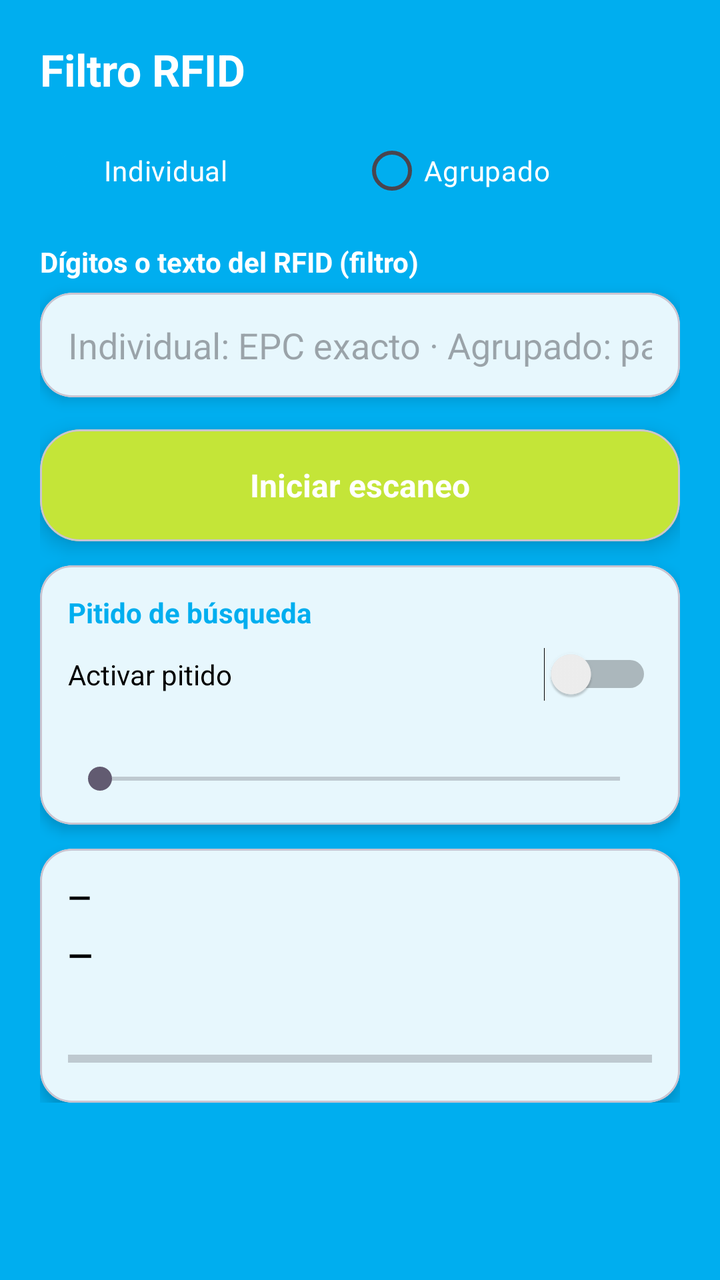
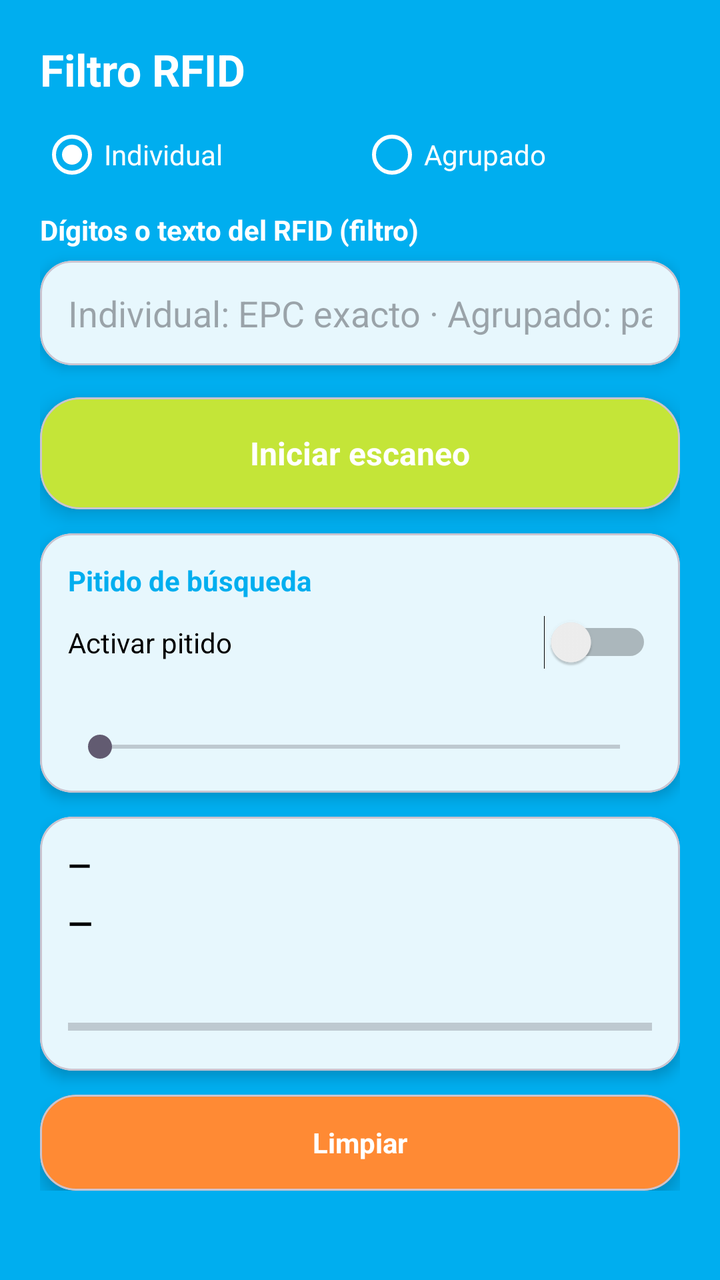

The first picture is an Android layout as it rendered before a commit; the second is the same layout after the commit. The layout source and the unified diff follow.
<!-- AndroidManifest.xml: activity theme Theme.AppRFID.Module -->
<!-- res/layout/activity_filter_scan.xml -->
<?xml version="1.0" encoding="utf-8"?>
<LinearLayout xmlns:android="http://schemas.android.com/apk/res/android"
    xmlns:app="http://schemas.android.com/apk/res-auto"
    android:layout_width="match_parent"
    android:layout_height="match_parent"
    android:background="@color/menu_background_blue"
    android:orientation="vertical"
    android:paddingStart="20dp"
    android:paddingEnd="20dp"
    android:paddingTop="20dp"
    android:paddingBottom="8dp">

    <androidx.core.widget.NestedScrollView
        android:layout_width="match_parent"
        android:layout_height="wrap_content"
        android:fillViewport="false">

        <LinearLayout
            android:layout_width="match_parent"
            android:layout_height="wrap_content"
            android:orientation="vertical">

            <TextView
                android:layout_width="match_parent"
                android:layout_height="wrap_content"
                android:text="@string/filter_scan_title"
                android:textColor="@color/menu_text_on_colored"
                android:textSize="22sp"
                android:textStyle="bold" />

            <RadioGroup
                android:id="@+id/radioFilterMode"
                android:layout_width="match_parent"
                android:layout_height="wrap_content"
                android:layout_marginTop="12dp"
                android:orientation="horizontal">

                <RadioButton
                    android:id="@+id/radioIndividual"
                    android:layout_width="0dp"
                    android:layout_height="wrap_content"
                    android:layout_weight="1"
                    android:buttonTint="@color/menu_text_on_colored"
                    android:checked="true"
                    android:text="@string/filter_mode_individual"
                    android:textColor="@color/menu_text_on_colored" />

                <RadioButton
                    android:id="@+id/radioGrouped"
                    android:layout_width="0dp"
                    android:layout_height="wrap_content"
                    android:layout_weight="1"
                    android:buttonTint="@color/menu_text_on_colored"
                    android:text="@string/filter_mode_grouped"
                    android:textColor="@color/menu_text_on_colored" />
            </RadioGroup>

            <TextView
                android:layout_width="wrap_content"
                android:layout_height="wrap_content"
                android:layout_marginTop="12dp"
                android:text="@string/filter_digits_hint"
                android:textColor="@color/menu_text_on_colored"
                android:textStyle="bold" />

            <com.google.android.material.card.MaterialCardView
                android:layout_width="match_parent"
                android:layout_height="wrap_content"
                android:layout_marginTop="6dp"
                app:cardBackgroundColor="@color/menu_card_white"
                app:cardCornerRadius="16dp"
                app:cardElevation="4dp">

                <EditText
                    android:id="@+id/etFilterDigits"
                    android:layout_width="match_parent"
                    android:layout_height="wrap_content"
                    android:background="@android:color/transparent"
                    android:hint="@string/filter_digits_field_hint"
                    android:inputType="textCapCharacters"
                    android:padding="14dp"
                    android:textColor="@color/black" />
            </com.google.android.material.card.MaterialCardView>

            <com.google.android.material.card.MaterialCardView
                android:id="@+id/cardToggleScan"
                android:layout_width="match_parent"
                android:layout_height="wrap_content"
                android:layout_marginTop="16dp"
                android:clickable="true"
                android:focusable="true"
                app:cardBackgroundColor="@color/menu_card_lime"
                app:cardCornerRadius="20dp"
                app:cardElevation="6dp"
                app:rippleColor="#33FFFFFF">

                <TextView
                    android:id="@+id/tvToggleScan"
                    android:layout_width="match_parent"
                    android:layout_height="wrap_content"
                    android:gravity="center"
                    android:minHeight="56dp"
                    android:text="@string/filter_start_scan"
                    android:textColor="@color/menu_text_on_colored"
                    android:textSize="16sp"
                    android:textStyle="bold" />
            </com.google.android.material.card.MaterialCardView>

            <LinearLayout
                android:id="@+id/panelIndividual"
                android:layout_width="match_parent"
                android:layout_height="wrap_content"
                android:orientation="vertical"
                android:visibility="visible">

                <com.google.android.material.card.MaterialCardView
                    android:layout_width="match_parent"
                    android:layout_height="wrap_content"
                    android:layout_marginTop="12dp"
                    app:cardBackgroundColor="@color/menu_card_white"
                    app:cardCornerRadius="16dp"
                    app:cardElevation="4dp">

                    <LinearLayout
                        android:layout_width="match_parent"
                        android:layout_height="wrap_content"
                        android:orientation="vertical"
                        android:padding="14dp">

                        <TextView
                            android:layout_width="match_parent"
                            android:layout_height="wrap_content"
                            android:text="@string/filter_beep_section"
                            android:textColor="@color/menu_brand_blue"
                            android:textStyle="bold" />

                        <LinearLayout
                            android:layout_width="match_parent"
                            android:layout_height="wrap_content"
                            android:layout_marginTop="8dp"
                            android:gravity="center_vertical"
                            android:orientation="horizontal">

                            <TextView
                                android:layout_width="0dp"
                                android:layout_height="wrap_content"
                                android:layout_weight="1"
                                android:text="@string/filter_beep_enable"
                                android:textColor="@color/black" />

                            <Switch
                                android:id="@+id/switchFilterBeep"
                                android:layout_width="wrap_content"
                                android:layout_height="wrap_content" />
                        </LinearLayout>

                        <TextView
                            android:id="@+id/tvFilterBeepVolumeLabel"
                            android:layout_width="match_parent"
                            android:layout_height="wrap_content"
                            android:layout_marginTop="8dp"
                            android:textColor="@color/black"
                            android:textSize="13sp" />

                        <SeekBar
                            android:id="@+id/seekFilterBeepVolume"
                            android:layout_width="match_parent"
                            android:layout_height="wrap_content"
                            android:layout_marginTop="4dp" />
                    </LinearLayout>
                </com.google.android.material.card.MaterialCardView>

                <com.google.android.material.card.MaterialCardView
                    android:layout_width="match_parent"
                    android:layout_height="wrap_content"
                    android:layout_marginTop="12dp"
                    app:cardBackgroundColor="@color/menu_card_white"
                    app:cardCornerRadius="16dp"
                    app:cardElevation="4dp">

                    <LinearLayout
                        android:layout_width="match_parent"
                        android:layout_height="wrap_content"
                        android:orientation="vertical"
                        android:padding="14dp">

                        <TextView
                            android:id="@+id/tvIndEpc"
                            android:layout_width="match_parent"
                            android:layout_height="wrap_content"
                            android:text="—"
                            android:textColor="@color/black"
                            android:textSize="15sp"
                            android:textStyle="bold" />

                        <TextView
                            android:id="@+id/tvIndRssi"
                            android:layout_width="match_parent"
                            android:layout_height="wrap_content"
                            android:layout_marginTop="8dp"
                            android:text="—"
                            android:textColor="@color/black"
                            android:textSize="16sp"
                            android:textStyle="bold" />

                        <TextView
                            android:id="@+id/tvIndProximity"
                            android:layout_width="match_parent"
                            android:layout_height="wrap_content"
                            android:layout_marginTop="8dp"
                            android:textColor="@color/black"
                            android:textStyle="bold" />

                        <ProgressBar
                            android:id="@+id/progressIndProximity"
                            style="?android:attr/progressBarStyleHorizontal"
                            android:layout_width="match_parent"
                            android:layout_height="wrap_content"
                            android:layout_marginTop="6dp"
                            android:max="100"
                            android:progressTint="@color/menu_card_yellow" />
                    </LinearLayout>
                </com.google.android.material.card.MaterialCardView>
            </LinearLayout>

            <LinearLayout
                android:id="@+id/panelGrouped"
                android:layout_width="match_parent"
                android:layout_height="wrap_content"
                android:orientation="vertical"
                android:visibility="gone">

                <TextView
                    android:id="@+id/tvGroupedStats"
                    android:layout_width="match_parent"
                    android:layout_height="wrap_content"
                    android:layout_marginTop="12dp"
                    android:textColor="@color/menu_text_on_colored"
                    android:textSize="15sp"
                    android:textStyle="bold" />

                <LinearLayout
                    android:layout_width="match_parent"
                    android:layout_height="wrap_content"
                    android:layout_marginTop="10dp"
                    android:orientation="horizontal">

                    <com.google.android.material.card.MaterialCardView
                        android:id="@+id/cardExportGrouped"
                        android:layout_width="0dp"
                        android:layout_height="wrap_content"
                        android:layout_marginEnd="6dp"
                        android:layout_weight="1"
                        android:clickable="true"
                        android:focusable="true"
                        app:cardBackgroundColor="@color/menu_card_white"
                        app:cardCornerRadius="18dp"
                        app:cardElevation="5dp"
                        app:rippleColor="#3300AEEF">

                        <TextView
                            android:layout_width="match_parent"
                            android:layout_height="wrap_content"
                            android:gravity="center"
                            android:minHeight="48dp"
                            android:paddingStart="8dp"
                            android:paddingTop="10dp"
                            android:paddingEnd="8dp"
                            android:paddingBottom="10dp"
                            android:text="@string/filter_export_grouped"
                            android:textColor="@color/menu_text_on_white"
                            android:textSize="13sp"
                            android:textStyle="bold" />
                    </com.google.android.material.card.MaterialCardView>

                    <com.google.android.material.card.MaterialCardView
                        android:id="@+id/cardClearGrouped"
                        android:layout_width="0dp"
                        android:layout_height="wrap_content"
                        android:layout_marginStart="6dp"
                        android:layout_weight="1"
                        android:clickable="true"
                        android:focusable="true"
                        app:cardBackgroundColor="@color/menu_card_orange"
                        app:cardCornerRadius="18dp"
                        app:cardElevation="5dp"
                        app:rippleColor="#33FFFFFF">

                        <TextView
                            android:layout_width="match_parent"
                            android:layout_height="wrap_content"
                            android:gravity="center"
                            android:minHeight="48dp"
                            android:paddingStart="8dp"
                            android:paddingTop="10dp"
                            android:paddingEnd="8dp"
                            android:paddingBottom="10dp"
                            android:text="@string/filter_grouped_clear"
                            android:textColor="@color/menu_text_on_colored"
                            android:textSize="13sp"
                            android:textStyle="bold" />
                    </com.google.android.material.card.MaterialCardView>
                </LinearLayout>
            </LinearLayout>
        </LinearLayout>
    </androidx.core.widget.NestedScrollView>

    <androidx.recyclerview.widget.RecyclerView
        android:id="@+id/rvFilterGrouped"
        android:layout_width="match_parent"
        android:layout_height="0dp"
        android:layout_marginTop="8dp"
        android:layout_weight="1"
        android:clipToPadding="false"
        android:visibility="gone" />
</LinearLayout>
<!-- resources referenced by this layout -->
<resources>
  <color name="black">#FF000000</color>
  <color name="menu_background_blue">#00AEEF</color>
  <color name="menu_brand_blue">#00AEEF</color>
  <color name="menu_card_lime">#C4E538</color>
  <color name="menu_card_orange">#FF8A34</color>
  <color name="menu_card_white">#FFFFFF</color>
  <color name="menu_card_yellow">#E8C547</color>
  <color name="menu_text_on_colored">#FFFFFF</color>
  <color name="menu_text_on_white">#00AEEF</color>
  <string name="filter_beep_enable">Activar pitido</string>
  <string name="filter_beep_section">Pitido de búsqueda</string>
  <string name="filter_digits_field_hint">Individual: EPC exacto · Agrupado: parte del EPC</string>
  <string name="filter_digits_hint">Dígitos o texto del RFID (filtro)</string>
  <string name="filter_export_grouped">Exportar resultados</string>
  <string name="filter_grouped_clear">Limpiar</string>
  <string name="filter_mode_grouped">Agrupado</string>
  <string name="filter_mode_individual">Individual</string>
  <string name="filter_scan_title">Filtro RFID</string>
  <string name="filter_start_scan">Iniciar escaneo</string>
  <style name="Theme.AppRFID.Module" parent="Theme.Material3.DayNight.NoActionBar">
          <item name="colorPrimary">@color/menu_background_blue</item>
          <item name="colorOnPrimary">@color/menu_text_on_colored</item>
  
          <item name="android:statusBarColor">@color/menu_background_blue</item>
          <item name="android:navigationBarColor">@color/menu_background_blue</item>
          <item name="android:windowLightStatusBar">false</item>
  
          <item name="colorSurface">@color/menu_card_white</item>
          <item name="colorOnSurface">@android:color/black</item>
      </style>
</resources>

<!-- the commit's change to res/layout/activity_filter_scan.xml (unified diff, before → after) -->
@@ -40,8 +40,7 @@
                     android:layout_width="0dp"
                     android:layout_height="wrap_content"
                     android:layout_weight="1"
-                    android:buttonTint="@color/menu_text_on_colored"
-                    android:checked="true"
+                    android:theme="@style/WhiteRadioButton"                  android:checked="true"
                     android:text="@string/filter_mode_individual"
                     android:textColor="@color/menu_text_on_colored" />
 
@@ -50,7 +49,7 @@
                     android:layout_width="0dp"
                     android:layout_height="wrap_content"
                     android:layout_weight="1"
-                    android:buttonTint="@color/menu_text_on_colored"
+                    android:theme="@style/WhiteRadioButton"
                     android:text="@string/filter_mode_grouped"
                     android:textColor="@color/menu_text_on_colored" />
             </RadioGroup>
@@ -221,8 +220,31 @@
                             android:progressTint="@color/menu_card_yellow" />
                     </LinearLayout>
                 </com.google.android.material.card.MaterialCardView>
+
+                <com.google.android.material.card.MaterialCardView
+                    android:id="@+id/cardClearIndividual"
+                    android:layout_width="match_parent"
+                    android:layout_height="wrap_content"
+                    android:layout_marginTop="12dp"
+                    android:clickable="true"
+                    android:focusable="true"
+                    app:cardBackgroundColor="@color/menu_card_orange"
+                    app:cardCornerRadius="18dp"
+                    app:cardElevation="5dp"
+                    app:rippleColor="#33FFFFFF">
+
+                    <TextView
+                        android:layout_width="match_parent"
+                        android:layout_height="wrap_content"
+                        android:gravity="center"
+                        android:minHeight="48dp"
+                        android:text="@string/filter_grouped_clear"
+                        android:textColor="@color/menu_text_on_colored"
+                        android:textSize="14sp"
+                        android:textStyle="bold" />
+                </com.google.android.material.card.MaterialCardView>
+
             </LinearLayout>
-
             <LinearLayout
                 android:id="@+id/panelGrouped"
                 android:layout_width="match_parent"
<!-- resource entries referenced after the edit -->
@@ -19,6 +19,8 @@
   <string name="filter_mode_individual">Individual</string>
   <string name="filter_scan_title">Filtro RFID</string>
   <string name="filter_start_scan">Iniciar escaneo</string>
+  <style name="WhiteRadioButton" parent="Theme.AppCompat.Light">
+          <item name="colorControlNormal">@color/white</item> <item name="colorControlActivated">@color/white</item> </style>
   <style name="Theme.AppRFID.Module" parent="Theme.Material3.DayNight.NoActionBar">
           <item name="colorPrimary">@color/menu_background_blue</item>
           <item name="colorOnPrimary">@color/menu_text_on_colored</item>
@@ -30,5 +32,6 @@
           <item name="colorSurface">@color/menu_card_white</item>
           <item name="colorOnSurface">@android:color/black</item>
       </style>
+  <color name="white">#FFFFFFFF</color>
 </resources>
 
